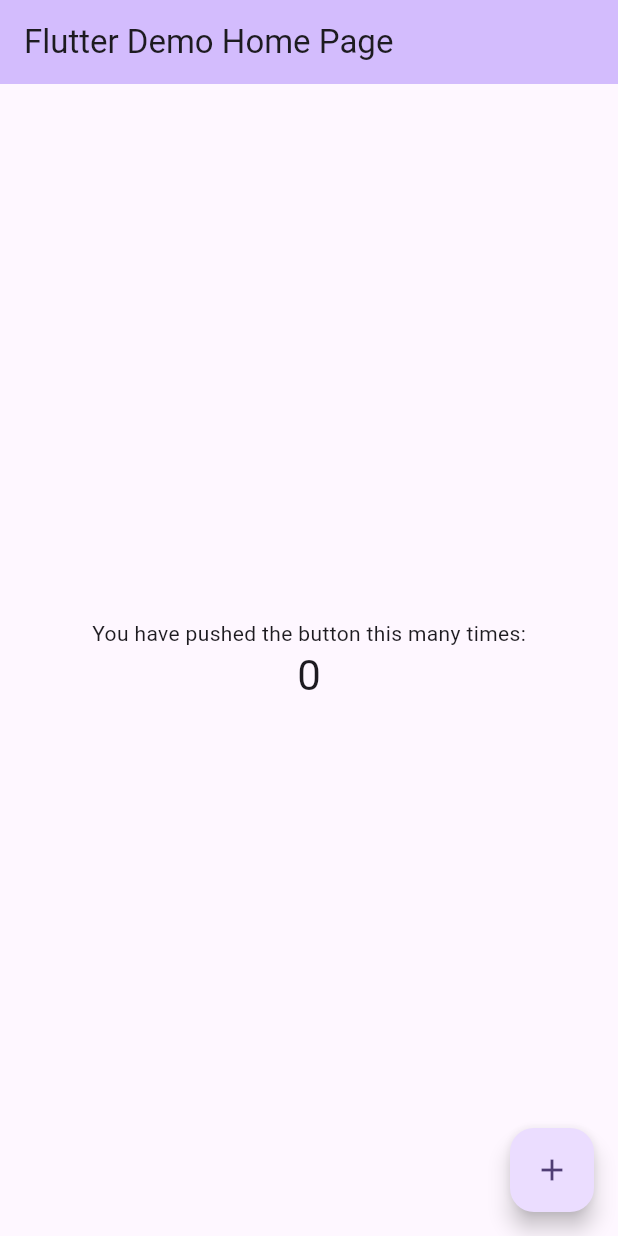
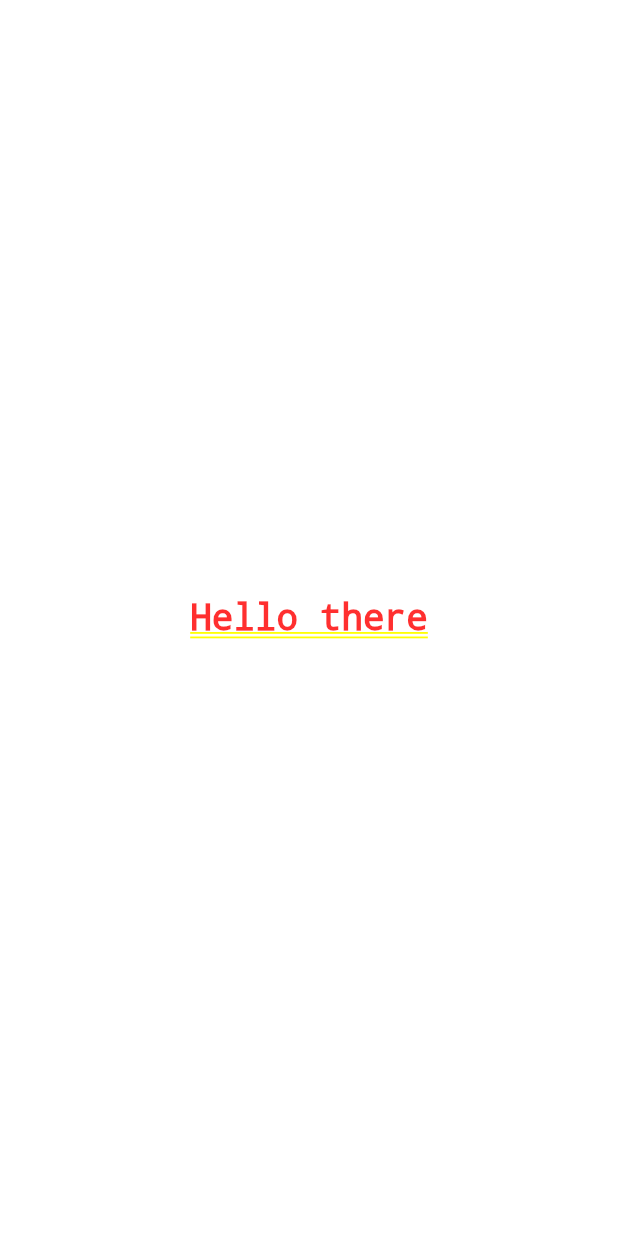
Before and after one commit to nexig/flutter_test_proj, a Flutter app: the screen it shows after launch, on a phone screen of 412 x 824 dp. Run offline on Flutter 3.47's test engine with Material 3 defaults, Android fonts, the phone set to English and light mode, and no system bars.

Commit message:
implement random color screen with animation and lint fixes

```diff
--- a/analysis_options.yaml
+++ b/analysis_options.yaml
@@ -1 +1,5 @@
 include: package:solid_lints/analysis_options.yaml
+
+linter:
+  rules:
+    public_member_api_docs: false
--- /dev/null
+++ b/lib/features/random_color/random_color_screen.dart
@@ -0,0 +1,41 @@
+import 'dart:math';
+import 'package:flutter/material.dart';
+
+class RandomColorScreen extends StatefulWidget {
+  const RandomColorScreen({super.key});
+
+  @override
+  State<RandomColorScreen> createState() => _RandomColorScreenState();
+}
+
+class _RandomColorScreenState extends State<RandomColorScreen> {
+  final Random _random = Random();
+  Color _color = Colors.white;
+
+  void _changeColor() {
+    setState(() {
+      _color = Color.fromARGB(
+        255,
+        _random.nextInt(256),
+        _random.nextInt(256),
+        _random.nextInt(256),
+      );
+    });
+  }
+
+  @override
+  Widget build(BuildContext context) {
+    return GestureDetector(
+      onTap: _changeColor,
+      child: ColoredBox(
+        color: _color,
+        child: const Center(
+          child: Text(
+            'Hello there',
+            style: TextStyle(fontSize: 24),
+          ),
+        ),
+      ),
+    );
+  }
+}
--- a/lib/main.dart
+++ b/lib/main.dart
@@ -1,4 +1,5 @@
 import 'package:flutter/material.dart';
+import 'package:flutter_test_proj/features/random_color/random_color_screen.dart';
 
 void main() {
   runApp(const MyApp());
@@ -7,116 +8,10 @@
 class MyApp extends StatelessWidget {
   const MyApp({super.key});
 
-  // This widget is the root of your application.
   @override
   Widget build(BuildContext context) {
-    return MaterialApp(
-      title: 'Flutter Demo',
-      theme: ThemeData(
-        // This is the theme of your application.
-        //
-        // TRY THIS: Try running your application with "flutter run". You'll see
-        // the application has a purple toolbar. Then, without quitting the app,
-        // try changing the seedColor in the colorScheme below to Colors.green
-        // and then invoke "hot reload" (save your changes or press the "hot
-        // reload" button in a Flutter-supported IDE, or press "r" if you used
-        // the command line to start the app).
-        //
-        // Notice that the counter didn't reset back to zero; the application
-        // state is not lost during the reload. To reset the state, use hot
-        // restart instead.
-        //
-        // This works for code too, not just values: Most code changes can be
-        // tested with just a hot reload.
-        colorScheme: .fromSeed(seedColor: Colors.deepPurple),
-      ),
-      home: const MyHomePage(title: 'Flutter Demo Home Page'),
+    return const MaterialApp(
+      home: RandomColorScreen(),
     );
   }
 }
-
-class MyHomePage extends StatefulWidget {
-  const MyHomePage({super.key, required this.title});
-
-  // This widget is the home page of your application. It is stateful, meaning
-  // that it has a State object (defined below) that contains fields that affect
-  // how it looks.
-
-  // This class is the configuration for the state. It holds the values (in this
-  // case the title) provided by the parent (in this case the App widget) and
-  // used by the build method of the State. Fields in a Widget subclass are
-  // always marked "final".
-
-  final String title;
-
-  @override
-  State<MyHomePage> createState() => _MyHomePageState();
-}
-
-class _MyHomePageState extends State<MyHomePage> {
-  int _counter = 0;
-
-  void _incrementCounter() {
-    setState(() {
-      // This call to setState tells the Flutter framework that something has
-      // changed in this State, which causes it to rerun the build method below
-      // so that the display can reflect the updated values. If we changed
-      // _counter without calling setState(), then the build method would not be
-      // called again, and so nothing would appear to happen.
-      _counter++;
-    });
-  }
-
-  @override
-  Widget build(BuildContext context) {
-    // This method is rerun every time setState is called, for instance as done
-    // by the _incrementCounter method above.
-    //
-    // The Flutter framework has been optimized to make rerunning build methods
-    // fast, so that you can just rebuild anything that needs updating rather
-    // than having to individually change instances of widgets.
-    return Scaffold(
-      appBar: AppBar(
-        // TRY THIS: Try changing the color here to a specific color (to
-        // Colors.amber, perhaps?) and trigger a hot reload to see the AppBar
-        // change color while the other colors stay the same.
-        backgroundColor: Theme.of(context).colorScheme.inversePrimary,
-        // Here we take the value from the MyHomePage object that was created by
-        // the App.build method, and use it to set our appbar title.
-        title: Text(widget.title),
-      ),
-      body: Center(
-        // Center is a layout widget. It takes a single child and positions it
-        // in the middle of the parent.
-        child: Column(
-          // Column is also a layout widget. It takes a list of children and
-          // arranges them vertically. By default, it sizes itself to fit its
-          // children horizontally, and tries to be as tall as its parent.
-          //
-          // Column has various properties to control how it sizes itself and
-          // how it positions its children. Here we use mainAxisAlignment to
-          // center the children vertically; the main axis here is the vertical
-          // axis because Columns are vertical (the cross axis would be
-          // horizontal).
-          //
-          // TRY THIS: Invoke "debug painting" (choose the "Toggle Debug Paint"
-          // action in the IDE, or press "p" in the console), to see the
-          // wireframe for each widget.
-          mainAxisAlignment: .center,
-          children: [
-            const Text('You have pushed the button this many times:'),
-            Text(
-              '$_counter',
-              style: Theme.of(context).textTheme.headlineMedium,
-            ),
-          ],
-        ),
-      ),
-      floatingActionButton: FloatingActionButton(
-        onPressed: _incrementCounter,
-        tooltip: 'Increment',
-        child: const Icon(Icons.add),
-      ),
-    );
-  }
-}
```
Also changed, not shown: pubspec.yaml (+5 -7 lines).
